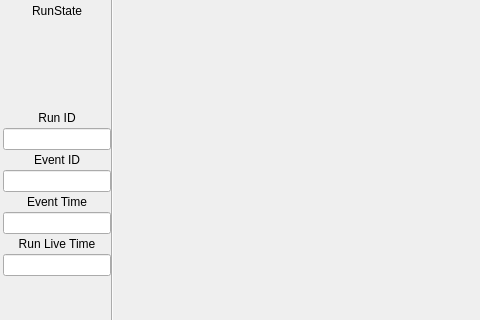
Qt form ui/mainwindow.ui (SBC-Collaboration/SBC-RunControl) before a commit; both pictures show x 0 to 480 and y 277 to 597 of the 1000 by 750 pixel window.
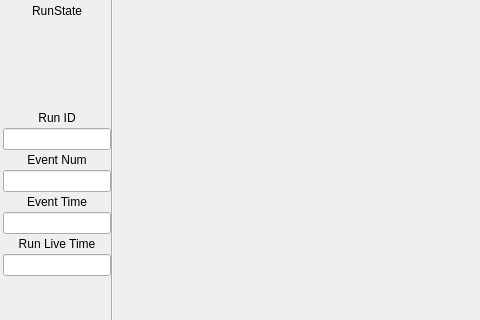
The same form after that commit. The open tabs and pages were chosen to show the change. Icons and pictures are not drawn.

```diff
--- a/ui/mainwindow.ui
+++ b/ui/mainwindow.ui
@@ -269,7 +269,7 @@
            </sizepolicy>
           </property>
           <property name="text">
-           <string>Event ID</string>
+           <string>Event Num</string>
           </property>
           <property name="alignment">
            <set>Qt::AlignmentFlag::AlignCenter</set>
```
Left out of the diff: 84 changed lines with no effect on the pictures.
